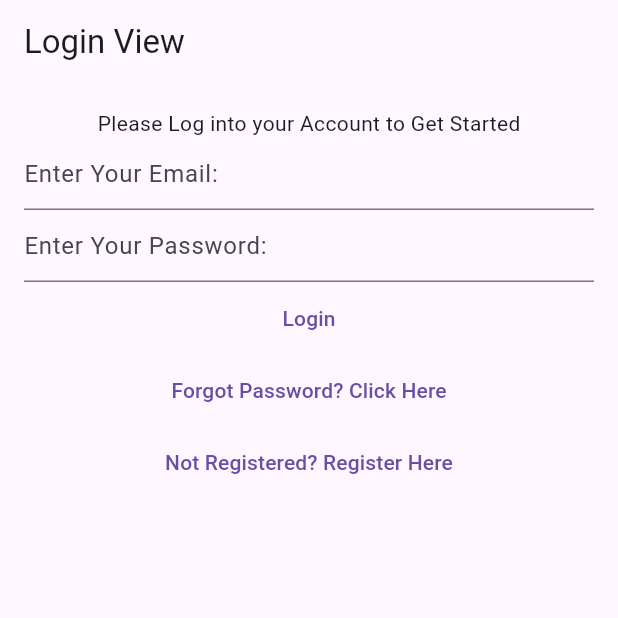
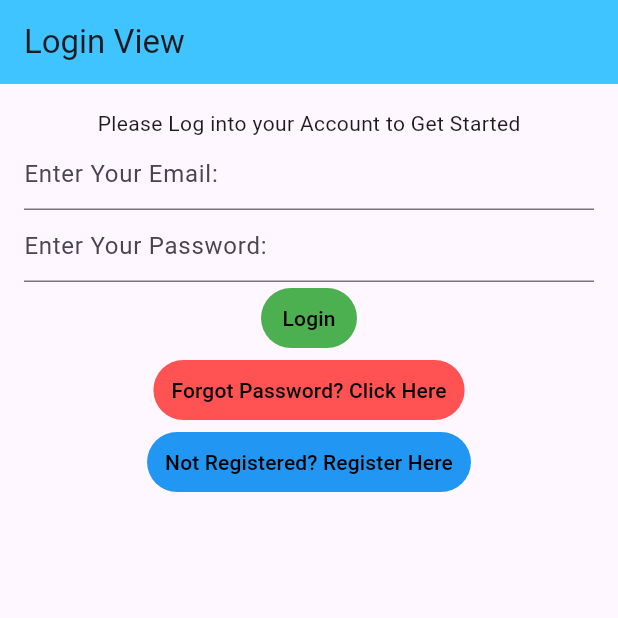
Before and after one commit to Devsonar19/My-Notes, a Flutter app: the screen it shows after launch, on a phone screen of 412 x 824 dp, the top half of it. Run offline on Flutter 3.47's test engine with Material 3 defaults, Android fonts, the phone set to English and light mode, and no system bars; our stand-ins replace bloc, cloud_firestore, equatable, firebase_auth, firebase_core, flutter_bloc and 1 more; accounts and stored records are empty.

````diff
--- /dev/null
+++ b/test_application/l10n.yaml
@@ -0,0 +1,3 @@
+arb-dir: lib/l10n
+template-arb-file: intl_en.arb
+output-localization-file: app_localizations.dart
--- /dev/null
+++ b/test_application/lib/l10n/app_localizations.dart
@@ -0,0 +1,134 @@
+import 'dart:async';
+
+import 'package:flutter/foundation.dart';
+import 'package:flutter/widgets.dart';
+import 'package:flutter_localizations/flutter_localizations.dart';
+import 'package:intl/intl.dart' as intl;
+
+import 'app_localizations_en.dart';
+
+// ignore_for_file: type=lint
+
+/// Callers can lookup localized strings with an instance of AppLocalizations
+/// returned by `AppLocalizations.of(context)`.
+///
+/// Applications need to include `AppLocalizations.delegate()` in their app's
+/// `localizationDelegates` list, and the locales they support in the app's
+/// `supportedLocales` list. For example:
+///
+/// ```dart
+/// import 'l10n/app_localizations.dart';
+///
+/// return MaterialApp(
+///   localizationsDelegates: AppLocalizations.localizationsDelegates,
+///   supportedLocales: AppLocalizations.supportedLocales,
+///   home: MyApplicationHome(),
+/// );
+/// ```
+///
+/// ## Update pubspec.yaml
+///
+/// Please make sure to update your pubspec.yaml to include the following
+/// packages:
+///
+/// ```yaml
+/// dependencies:
+///   # Internationalization support.
+///   flutter_localizations:
+///     sdk: flutter
+///   intl: any # Use the pinned version from flutter_localizations
+///
+///   # Rest of dependencies
+/// ```
+///
+/// ## iOS Applications
+///
+/// iOS applications define key application metadata, including supported
+/// locales, in an Info.plist file that is built into the application bundle.
+/// To configure the locales supported by your app, you’ll need to edit this
+/// file.
+///
+/// First, open your project’s ios/Runner.xcworkspace Xcode workspace file.
+/// Then, in the Project Navigator, open the Info.plist file under the Runner
+/// project’s Runner folder.
+///
+/// Next, select the Information Property List item, select Add Item from the
+/// Editor menu, then select Localizations from the pop-up menu.
+///
+/// Select and expand the newly-created Localizations item then, for each
+/// locale your application supports, add a new item and select the locale
+/// you wish to add from the pop-up menu in the Value field. This list should
+/// be consistent with the languages listed in the AppLocalizations.supportedLocales
+/// property.
+abstract class AppLocalizations {
+  AppLocalizations(String locale)
+    : localeName = intl.Intl.canonicalizedLocale(locale.toString());
+
+  final String localeName;
+
+  static AppLocalizations? of(BuildContext context) {
+    return Localizations.of<AppLocalizations>(context, AppLocalizations);
+  }
+
+  static const LocalizationsDelegate<AppLocalizations> delegate =
+      _AppLocalizationsDelegate();
+
+  /// A list of this localizations delegate along with the default localizations
+  /// delegates.
+  ///
+  /// Returns a list of localizations delegates containing this delegate along with
+  /// GlobalMaterialLocalizations.delegate, GlobalCupertinoLocalizations.delegate,
+  /// and GlobalWidgetsLocalizations.delegate.
+  ///
+  /// Additional delegates can be added by appending to this list in
+  /// MaterialApp. This list does not have to be used at all if a custom list
+  /// of delegates is preferred or required.
+  static const List<LocalizationsDelegate<dynamic>> localizationsDelegates =
+      <LocalizationsDelegate<dynamic>>[
+        delegate,
+        GlobalMaterialLocalizations.delegate,
+        GlobalCupertinoLocalizations.delegate,
+        GlobalWidgetsLocalizations.delegate,
+      ];
+
+  /// A list of this localizations delegate's supported locales.
+  static const List<Locale> supportedLocales = <Locale>[Locale('en')];
+
+  /// No description provided for @appTitle.
+  ///
+  /// In en, this message translates to:
+  /// **'Test Application'**
+  String get appTitle;
+}
+
+class _AppLocalizationsDelegate
+    extends LocalizationsDelegate<AppLocalizations> {
+  const _AppLocalizationsDelegate();
+
+  @override
+  Future<AppLocalizations> load(Locale locale) {
+    return SynchronousFuture<AppLocalizations>(lookupAppLocalizations(locale));
+  }
+
+  @override
+  bool isSupported(Locale locale) =>
+      <String>['en'].contains(locale.languageCode);
+
+  @override
+  bool shouldReload(_AppLocalizationsDelegate old) => false;
+}
+
+AppLocalizations lookupAppLocalizations(Locale locale) {
+  // Lookup logic when only language code is specified.
+  switch (locale.languageCode) {
+    case 'en':
+      return AppLocalizationsEn();
+  }
+
+  throw FlutterError(
+    'AppLocalizations.delegate failed to load unsupported locale "$locale". This is likely '
+    'an issue with the localizations generation tool. Please file an issue '
+    'on GitHub with a reproducible sample app and the gen-l10n configuration '
+    'that was used.',
+  );
+}
--- /dev/null
+++ b/test_application/lib/l10n/intl_en.arb
@@ -0,0 +1,4 @@
+{
+  "@@locale": "en",
+  "appTitle": "Test Application"
+}
--- a/test_application/lib/main.dart
+++ b/test_application/lib/main.dart
@@ -1,3 +1,4 @@
+import 'package:firebase_core/firebase_core.dart';
 import 'package:flutter/material.dart';
 import 'package:flutter_bloc/flutter_bloc.dart';
 import 'package:test_application/helpers/loading/loading_screen.dart';
@@ -12,14 +13,19 @@
 import 'package:test_application/views/register_view.dart';
 import 'package:test_application/views/verify_email_view.dart';
 import 'constants/routes.dart';
+import 'firebase_options.dart';
 
 
 //MAIN FUNCTION
 void main() {
   WidgetsFlutterBinding.ensureInitialized();
+  Firebase.initializeApp(
+    options: DefaultFirebaseOptions.currentPlatform,
+  );
   runApp(
     MaterialApp(
       title: 'Flutter Demo',
+      debugShowCheckedModeBanner: false,
       theme: ThemeData(primarySwatch: Colors.green),
       home: BlocProvider<AuthBloc>(
         create: (context) => AuthBloc(FirebaseAuthProvider()),
--- a/test_application/lib/views/login_view.dart
+++ b/test_application/lib/views/login_view.dart
@@ -1,5 +1,6 @@
 import 'package:flutter/material.dart';
 import 'package:flutter_bloc/flutter_bloc.dart';
+import 'package:path/path.dart';
 import 'package:test_application/services/auth/bloc/auth_bloc.dart';
 import 'package:test_application/services/auth/bloc/auth_event.dart';
 import 'package:test_application/services/auth/bloc/auth_state.dart';
@@ -54,7 +55,8 @@
         }
       },
       child: Scaffold(
-        appBar: AppBar(title: const Text('Login View'),),
+        appBar: AppBar(title: const Text('Login View'),
+        backgroundColor: Colors.lightBlueAccent,),
         body: Padding(
           padding: const EdgeInsets.all(16.0),
           child: Column(
@@ -79,6 +81,10 @@
                 ),
               ),
               TextButton(
+                  style: TextButton.styleFrom(
+                    foregroundColor: Colors.black,
+                    backgroundColor: Colors.green,
+                  ),
                   onPressed: () async {
                     final email = _email.text;
                     final password = _password.text;
@@ -92,6 +98,10 @@
                   child: const Text('Login'),
                 ),
               TextButton(
+                style: TextButton.styleFrom(
+                  foregroundColor: Colors.black,
+                  backgroundColor: Colors.redAccent,
+                ),
                 onPressed: () {
                   //To Forgot password view
                   context.read<AuthBloc>().add(
@@ -100,6 +110,10 @@
                 }, child: const Text('Forgot Password? Click Here'),
               ),
               TextButton(
+                style: TextButton.styleFrom(
+                  foregroundColor: Colors.black,
+                  backgroundColor: Colors.blue,
+                ),
                 onPressed: () {
                   //To registerRoute
                   context.read<AuthBloc>().add(
--- a/test_application/lib/views/verify_email_view.dart
+++ b/test_application/lib/views/verify_email_view.dart
@@ -21,7 +21,9 @@
       appBar: AppBar(
         title: const Text('Email Verification View'),
       ),
-      body: Column(children: [
+      body: Padding(
+        padding: const EdgeInsets.all(16.0),
+        child: Column(children: [
           const Text("Email Verification Link has been Delivered, Please open link to Verify Account"),
           const Text("If you haven't, Please click Below Button"),
           TextButton(onPressed: ()  {
@@ -40,6 +42,7 @@
           )
         ],
         ),
+      ),
     );
   }
 }
--- a/test_application/pubspec.yaml
+++ b/test_application/pubspec.yaml
@@ -23,6 +23,8 @@
 dependencies:
   flutter:
     sdk: flutter
+  flutter_localizations:
+    sdk: flutter
 
   cupertino_icons: ^1.0.8
 
@@ -37,6 +39,8 @@
   flutter_bloc: ^9.1.1
   equatable: ^2.0.7
   flutter_launcher_icons: ^0.14.4
+  flutter_localization: ^0.3.3
+  intl: ^0.20.2
 
 dev_dependencies:
   flutter_test:
@@ -46,3 +50,4 @@
 
 flutter:
   uses-material-design: true
+  generate: true
````
Also changed, not shown: test_application/lib/l10n/app_localizations_en.dart (added, +13 -0 lines), 7 other files. Lines whose indentation alone changed are shown as unchanged.
